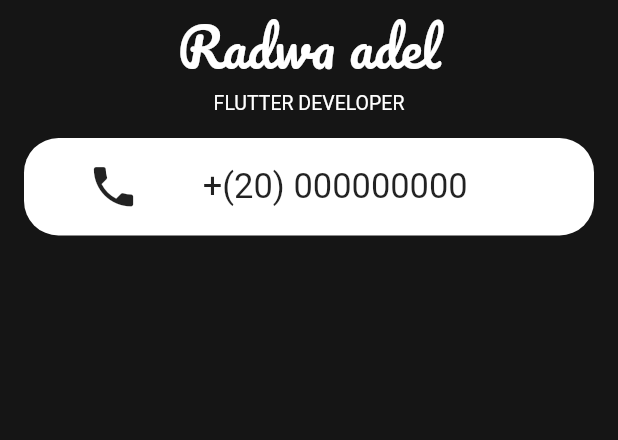
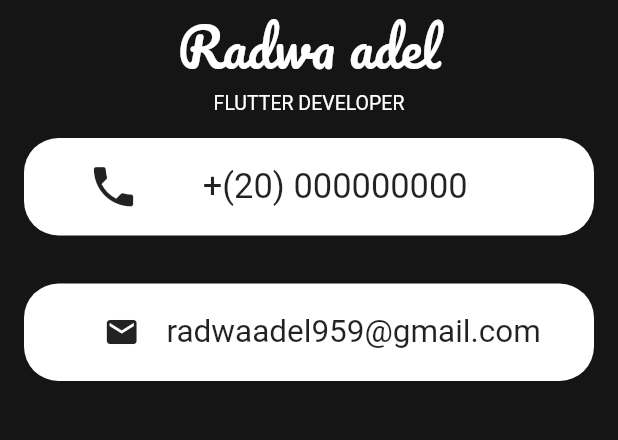
Before and after one commit to radwaadel17/Personal-card-app, a Flutter app: the screen it shows after launch, on a phone screen of 412 x 824 dp, the part 354-794 px from its top. Run offline on Flutter 3.47's test engine with Material 2 defaults, Android fonts, the phone set to English and light mode, and no system bars.

Commit message:
Add email widget

```diff
--- a/project/lib/main.dart
+++ b/project/lib/main.dart
@@ -64,7 +64,40 @@ class PersonalCard extends StatelessWidget {
                   ],
                 ),
               ),
-            )
+            ),
+            Padding(
+              padding:EdgeInsets.all(16),
+              child: Container(
+                height: 65,
+                decoration: BoxDecoration(
+                  color: Colors.white,
+                  borderRadius: BorderRadius.circular(23),
+                ),
+                child: Row(
+                  children: [
+                    Spacer(
+                      flex: 3,
+                    ),
+                    Icon(
+                      Icons.email,
+                    ),
+                    Spacer(
+                      flex: 1,
+
+                    ),
+                    Text(
+                      'radwaadel959@gmail.com',
+                      style: TextStyle(
+                        fontSize: 21,
+                      ),
+                    ),
+                   Spacer(
+                    flex: 2
+                   ),
+                  ],
+                ),
+              ),
+            ),
           ],
         ),
       ),
```
